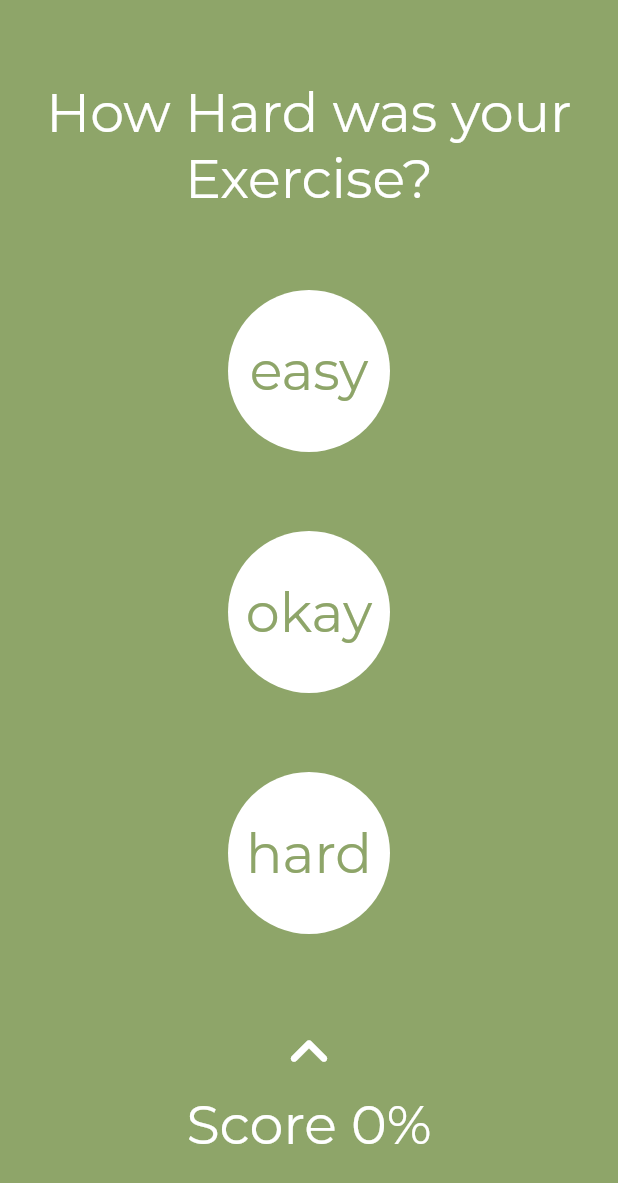
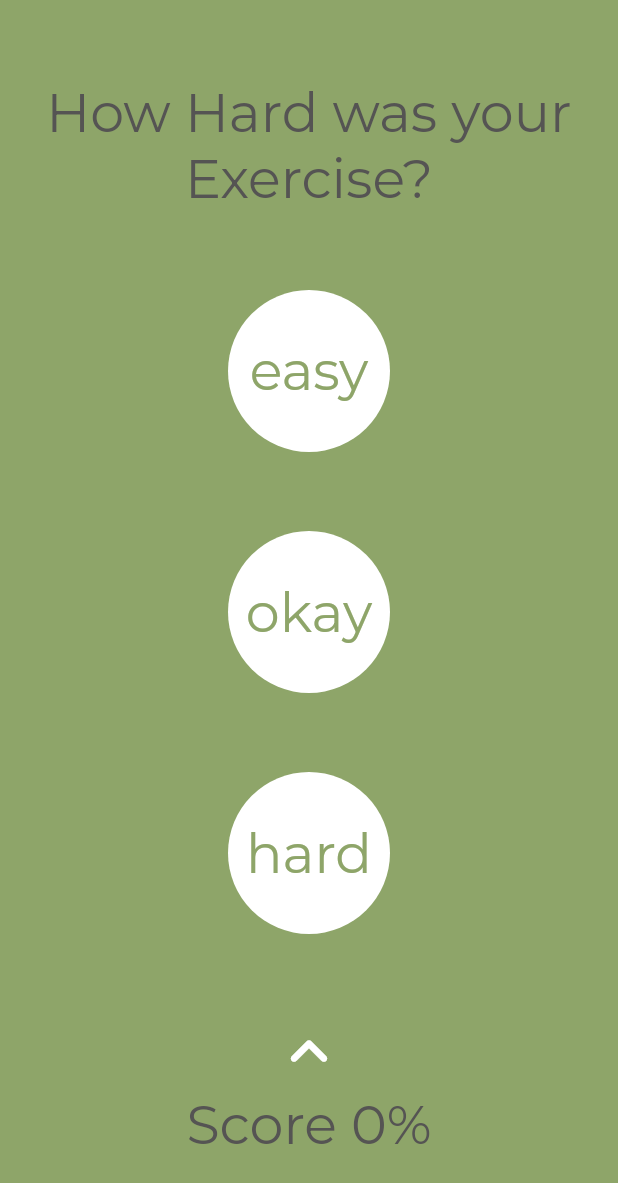
Before and after one commit to tedseb/trainings-app, a Flutter app: the RPEScale screen opened directly with empty values, on a phone screen of 412 x 824 dp. Shown: the top 1183 px of the screen. Run offline on Flutter 3.47's test engine with Material 2 defaults, Android fonts, the phone set to English and light mode, and no system bars; our stand-ins replace cloud_firestore, firebase_auth, firebase_core, video_player; accounts and stored records are empty; project files that could hold a hidden picture were left out.

Commit message:
Added Style Properities

```diff
--- a/lib/app_utils/styles.dart
+++ b/lib/app_utils/styles.dart
@@ -1,9 +1,9 @@
 import 'package:flutter/material.dart';
-
 
 class Styles {
   ///Color Styles
-  static const Color primaryColor = Color(0xFF49AD33);
+  static const Color primaryColor = Color(0xFFffcd16);
+  // static const Color primaryColor = Color(0xFF49AD33);
   static const Color secondaryColor = Color(0xFFF7A70B);
   static const Color tertiaryColor = Color(0xFF1A1F24);
 
@@ -20,7 +20,7 @@ class Styles {
 
   ///Text Styles
   static TextStyle get title => const TextStyle(
-        color: white,
+        color: gymyGrey,
         fontWeight: FontWeight.normal,
         fontSize: 36,
       );
@@ -29,10 +29,40 @@ class Styles {
         fontWeight: FontWeight.normal,
         fontSize: 24,
       );
-  static TextStyle get subtitle => const TextStyle(
+  static TextStyle get exercisingSubTitle => const TextStyle(
         color: white,
         fontWeight: FontWeight.normal,
         fontSize: 20,
+      );
+  static TextStyle get trainingsplanTitle => const TextStyle(
+        color: gymyGrey,
+        fontWeight: FontWeight.w600,
+        fontSize: 20,
+      );
+  static TextStyle get trainingsplanSubTitle => const TextStyle(
+        color: gymyGrey,
+        fontWeight: FontWeight.w500,
+        fontSize: 20,
+      );
+  static TextStyle get trainingsplanIconTitle => const TextStyle(
+        color: gymyGrey,
+        fontWeight: FontWeight.w600,
+        fontSize: 11,
+      );
+  static TextStyle get trainingsplanCardExeTitle => const TextStyle(
+        color: gymyGrey,
+      fontWeight: FontWeight.w600,
+        fontSize: 16,
+      );
+  static TextStyle get trainingsplanCardExeSubTitle => const TextStyle(
+        color: gymyGrey,
+        fontWeight: FontWeight.w500,
+        fontSize: 16,
+      );
+  static TextStyle get trainingsplanCardExeinfo => TextStyle(
+        color: Colors.grey[400],
+        fontWeight: FontWeight.w600,
+        fontSize: 10,
       );
 
   //   static TextStyle get subtitle1 => GoogleFonts.getFont(
@@ -53,4 +83,24 @@ class Styles {
         color: white,
         size: 32.0,
       );
+  static Icon get emergencyIcon => Icon(
+        Icons.emergency_rounded,
+        color: Colors.red[400],
+        size: 32.0,
+      );
+  static Icon get fitnessIcon => const Icon(
+        Icons.fitness_center_rounded,
+        color: gymyGrey,
+        size: 28.0,
+      );
+  static Icon get statusBarIcon => const Icon(
+        Icons.bar_chart_rounded,
+        color: gymyGrey,
+        size: 32.0,
+      );
+  static Icon get plusIcon => const Icon(
+        Icons.add_rounded,
+        color: gymyGrey,
+        size: 34.0,
+      );
 }
```
Lines whose indentation alone changed are shown as unchanged.
